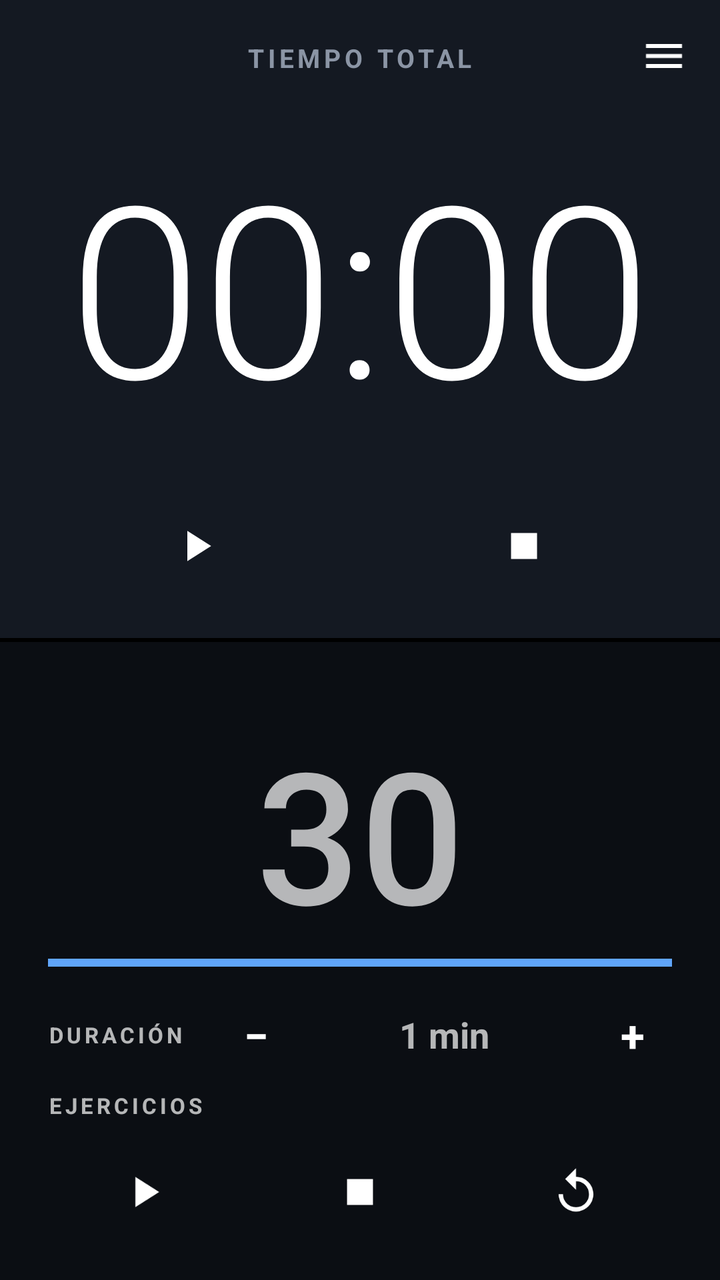
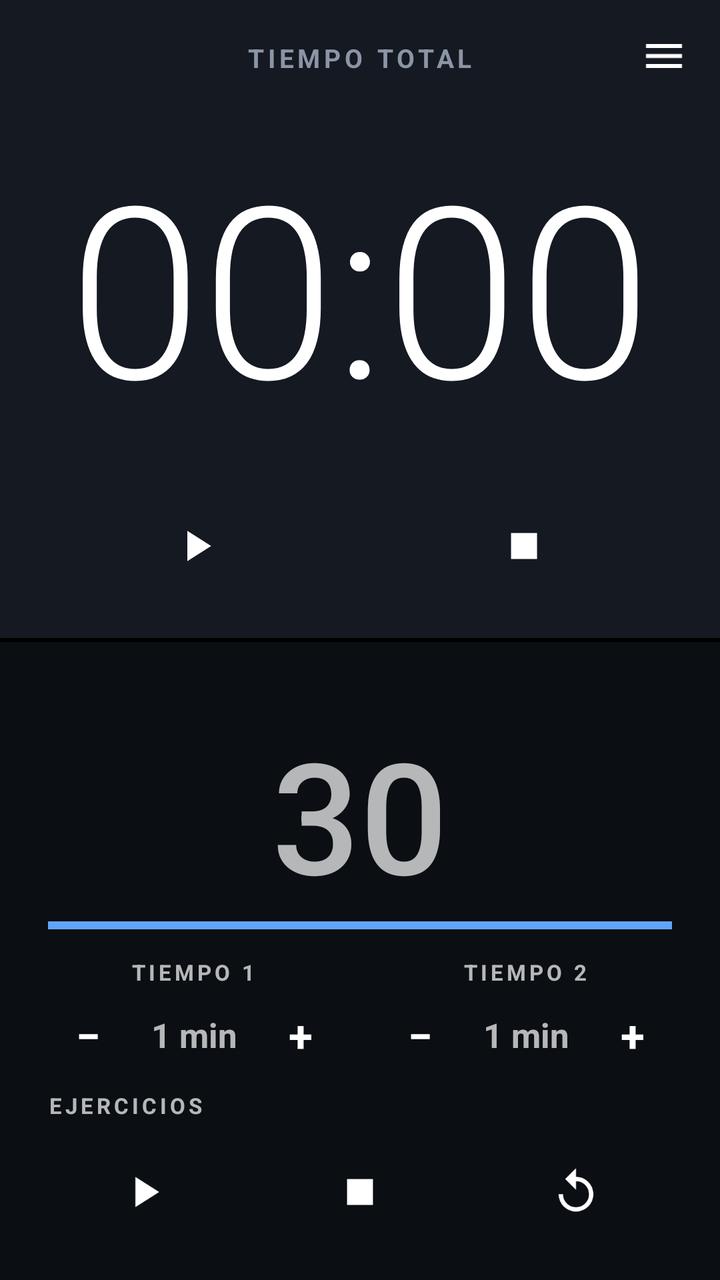

An Android layout rendered at two revisions. The XML below is the earlier revision; the diff shows what the commit changed to produce the second picture.
<!-- AndroidManifest.xml: application theme AppTheme -->
<!-- res/layout/activity_main.xml -->
<?xml version="1.0" encoding="utf-8"?>
<FrameLayout xmlns:android="http://schemas.android.com/apk/res/android"
    android:id="@+id/root"
    android:layout_width="match_parent"
    android:layout_height="match_parent">

<LinearLayout
    android:layout_width="match_parent"
    android:layout_height="match_parent"
    android:orientation="vertical">

    
    <FrameLayout
        android:id="@+id/topHalf"
        android:layout_width="match_parent"
        android:layout_height="0dp"
        android:layout_weight="1"
        android:background="@color/top_bg">

        
        <LinearLayout
            android:id="@+id/topRunning"
            android:layout_width="match_parent"
            android:layout_height="match_parent"
            android:gravity="center_horizontal"
            android:orientation="vertical"
            android:paddingStart="24dp"
            android:paddingTop="20dp"
            android:paddingEnd="24dp"
            android:paddingBottom="20dp">

            <TextView
                style="@style/SmallCaption"
                android:text="TIEMPO TOTAL"
                android:textColor="@color/muted"
                android:textSize="13sp" />

            <TextView
                android:id="@+id/totalTime"
                android:layout_width="match_parent"
                android:layout_height="0dp"
                android:layout_weight="1"
                android:autoSizeMaxTextSize="120sp"
                android:autoSizeMinTextSize="36sp"
                android:autoSizeTextType="uniform"
                android:fontFamily="sans-serif-light"
                android:fontFeatureSettings="tnum"
                android:gravity="center"
                android:maxLines="1"
                android:text="00:00"
                android:textColor="#FFFFFF" />

            <LinearLayout
                android:layout_width="match_parent"
                android:layout_height="wrap_content"
                android:orientation="horizontal">

                <ImageView
                    android:id="@+id/totalPlay"
                    style="@style/IconButton"
                    android:layout_width="0dp"
                    android:layout_weight="1"
                    android:layout_marginEnd="8dp"
                    android:contentDescription="Iniciar o pausar"
                    android:src="@drawable/ic_play" />

                <ImageView
                    android:id="@+id/totalStop"
                    style="@style/IconButton"
                    android:layout_width="0dp"
                    android:layout_weight="1"
                    android:layout_marginStart="8dp"
                    android:contentDescription="Finalizar"
                    android:src="@drawable/ic_stop" />
            </LinearLayout>
        </LinearLayout>

        
        <LinearLayout
            android:id="@+id/topSummary"
            android:layout_width="match_parent"
            android:layout_height="match_parent"
            android:gravity="center"
            android:orientation="vertical"
            android:paddingStart="20dp"
            android:paddingEnd="20dp"
            android:visibility="gone">

            <TextView
                style="@style/SmallCaption"
                android:text="RUTINA FINALIZADA"
                android:textColor="@color/muted"
                android:textSize="13sp" />

            <LinearLayout
                android:layout_width="match_parent"
                android:layout_height="wrap_content"
                android:layout_marginTop="12dp"
                android:orientation="horizontal">

                <LinearLayout
                    android:layout_width="0dp"
                    android:layout_height="wrap_content"
                    android:layout_weight="1"
                    android:layout_marginEnd="6dp"
                    android:background="@drawable/card_bg"
                    android:gravity="center"
                    android:orientation="vertical"
                    android:padding="12dp">

                    <TextView
                        style="@style/SmallCaption"
                        android:text="TOTAL"
                        android:textColor="#60A5FA" />

                    <TextView
                        android:id="@+id/summaryTotal"
                        android:layout_width="match_parent"
                        android:layout_height="48dp"
                        android:autoSizeMaxTextSize="40sp"
                        android:autoSizeMinTextSize="18sp"
                        android:autoSizeTextType="uniform"
                        android:fontFamily="sans-serif-light"
                        android:fontFeatureSettings="tnum"
                        android:gravity="center"
                        android:maxLines="1"
                        android:text="00:00"
                        android:textColor="#FFFFFF" />
                </LinearLayout>

                <LinearLayout
                    android:layout_width="0dp"
                    android:layout_height="wrap_content"
                    android:layout_weight="1"
                    android:layout_marginStart="6dp"
                    android:background="@drawable/card_bg"
                    android:gravity="center"
                    android:orientation="vertical"
                    android:padding="12dp">

                    <TextView
                        style="@style/SmallCaption"
                        android:text="INTERVALO"
                        android:textColor="#2DD4BF" />

                    <TextView
                        android:id="@+id/summaryInterval"
                        android:layout_width="match_parent"
                        android:layout_height="48dp"
                        android:autoSizeMaxTextSize="40sp"
                        android:autoSizeMinTextSize="18sp"
                        android:autoSizeTextType="uniform"
                        android:fontFamily="sans-serif-light"
                        android:fontFeatureSettings="tnum"
                        android:gravity="center"
                        android:maxLines="1"
                        android:text="30"
                        android:textColor="#FFFFFF" />
                </LinearLayout>
            </LinearLayout>

            <LinearLayout
                android:layout_width="match_parent"
                android:layout_height="wrap_content"
                android:layout_marginTop="16dp"
                android:orientation="horizontal">

                <TextView
                    android:layout_width="0dp"
                    android:layout_height="wrap_content"
                    android:layout_weight="1"
                    android:text="Tiempo total"
                    android:textColor="@color/muted"
                    android:textSize="16sp" />

                <TextView
                    android:id="@+id/detailTotal"
                    android:layout_width="wrap_content"
                    android:layout_height="wrap_content"
                    android:fontFeatureSettings="tnum"
                    android:textColor="#FFFFFF"
                    android:textSize="16sp"
                    android:textStyle="bold" />
            </LinearLayout>

            <LinearLayout
                android:layout_width="match_parent"
                android:layout_height="wrap_content"
                android:layout_marginTop="8dp"
                android:orientation="horizontal">

                <TextView
                    android:layout_width="0dp"
                    android:layout_height="wrap_content"
                    android:layout_weight="1"
                    android:text="Rondas"
                    android:textColor="@color/muted"
                    android:textSize="16sp" />

                <TextView
                    android:id="@+id/detailRounds"
                    android:layout_width="wrap_content"
                    android:layout_height="wrap_content"
                    android:fontFeatureSettings="tnum"
                    android:textColor="#FFFFFF"
                    android:textSize="16sp"
                    android:textStyle="bold" />
            </LinearLayout>

            <TextView
                android:id="@+id/detailConfig"
                android:layout_width="match_parent"
                android:layout_height="wrap_content"
                android:layout_marginTop="8dp"
                android:textColor="@color/muted"
                android:textSize="13sp" />
        </LinearLayout>

        <ImageView
            android:id="@+id/menuButton"
            android:layout_width="48dp"
            android:layout_height="48dp"
            android:layout_gravity="top|end"
            android:layout_marginTop="4dp"
            android:layout_marginEnd="4dp"
            android:background="?android:attr/selectableItemBackgroundBorderless"
            android:contentDescription="Historial"
            android:padding="12dp"
            android:src="@drawable/ic_menu"
            android:tint="#FFFFFF" />
    </FrameLayout>

    <View
        android:layout_width="match_parent"
        android:layout_height="2dp"
        android:background="#000000" />

    
    <LinearLayout
        android:id="@+id/bottomHalf"
        android:layout_width="match_parent"
        android:layout_height="0dp"
        android:layout_weight="1"
        android:gravity="center_horizontal"
        android:orientation="vertical"
        android:paddingStart="24dp"
        android:paddingTop="14dp"
        android:paddingEnd="24dp"
        android:paddingBottom="18dp">

        <LinearLayout
            android:layout_width="match_parent"
            android:layout_height="wrap_content"
            android:orientation="horizontal">

            <TextView
                android:id="@+id/exerciseLabel"
                android:layout_width="0dp"
                android:layout_height="wrap_content"
                android:layout_weight="1"
                android:letterSpacing="0.15"
                android:textSize="15sp"
                android:textStyle="bold" />

            <TextView
                android:id="@+id/roundLabel"
                android:layout_width="wrap_content"
                android:layout_height="wrap_content"
                android:letterSpacing="0.15"
                android:textSize="15sp"
                android:textStyle="bold" />
        </LinearLayout>

        <TextView
            android:id="@+id/intervalTime"
            android:layout_width="match_parent"
            android:layout_height="0dp"
            android:layout_weight="1"
            android:autoSizeMaxTextSize="180sp"
            android:autoSizeMinTextSize="28sp"
            android:autoSizeTextType="uniform"
            android:fontFamily="sans-serif-medium"
            android:fontFeatureSettings="tnum"
            android:gravity="center"
            android:maxLines="1"
            android:text="30" />

        <ProgressBar
            android:id="@+id/intervalProgress"
            style="@android:style/Widget.Material.ProgressBar.Horizontal"
            android:layout_width="match_parent"
            android:layout_height="8dp"
            android:layout_marginBottom="12dp"
            android:max="1000"
            android:progress="1000" />

        
        <LinearLayout
            android:id="@+id/configBox"
            android:layout_width="match_parent"
            android:layout_height="wrap_content"
            android:orientation="vertical">

            <LinearLayout
                android:layout_width="match_parent"
                android:layout_height="wrap_content"
                android:gravity="center_vertical"
                android:orientation="horizontal">

                <TextView
                    android:id="@+id/captionDuration"
                    style="@style/SmallCaption"
                    android:layout_width="84dp"
                    android:text="DURACIÓN" />

                <TextView
                    android:id="@+id/minMinus"
                    style="@style/PillButton"
                    android:layout_width="40dp"
                    android:contentDescription="Un minuto menos"
                    android:text="−"
                    android:textSize="22sp" />

                <TextView
                    android:id="@+id/minValue"
                    android:layout_width="0dp"
                    android:layout_height="40dp"
                    android:layout_weight="1"
                    android:fontFeatureSettings="tnum"
                    android:gravity="center"
                    android:text="1 min"
                    android:textSize="18sp"
                    android:textStyle="bold" />

                <TextView
                    android:id="@+id/minPlus"
                    style="@style/PillButton"
                    android:layout_width="40dp"
                    android:contentDescription="Un minuto más"
                    android:text="+"
                    android:textSize="22sp" />
            </LinearLayout>

            <LinearLayout
                android:id="@+id/exerciseRow"
                android:layout_width="match_parent"
                android:layout_height="wrap_content"
                android:layout_marginTop="8dp"
                android:layout_marginBottom="10dp"
                android:gravity="center_vertical"
                android:orientation="horizontal">

                <TextView
                    android:id="@+id/captionExercises"
                    style="@style/SmallCaption"
                    android:layout_width="84dp"
                    android:text="EJERCICIOS" />
                
            </LinearLayout>
        </LinearLayout>

        <LinearLayout
            android:layout_width="match_parent"
            android:layout_height="wrap_content"
            android:orientation="horizontal">

            <ImageView
                android:id="@+id/intervalPlay"
                style="@style/IconButton"
                android:layout_width="0dp"
                android:layout_weight="1"
                android:layout_marginEnd="6dp"
                android:contentDescription="Iniciar o pausar"
                android:src="@drawable/ic_play" />

            <ImageView
                android:id="@+id/intervalStop"
                style="@style/IconButton"
                android:layout_width="0dp"
                android:layout_weight="1"
                android:layout_marginStart="6dp"
                android:layout_marginEnd="6dp"
                android:contentDescription="Finalizar"
                android:src="@drawable/ic_stop" />

            <ImageView
                android:id="@+id/intervalReset"
                style="@style/IconButton"
                android:layout_width="0dp"
                android:layout_weight="1"
                android:layout_marginStart="6dp"
                android:contentDescription="Reiniciar bloque"
                android:src="@drawable/ic_replay" />
        </LinearLayout>
    </LinearLayout>
</LinearLayout>

    
    <View
        android:id="@+id/scrim"
        android:layout_width="match_parent"
        android:layout_height="match_parent"
        android:alpha="0"
        android:background="#B3000000"
        android:clickable="true"
        android:visibility="gone" />

    <LinearLayout
        android:id="@+id/drawer"
        android:layout_width="310dp"
        android:layout_height="match_parent"
        android:layout_gravity="end"
        android:background="@color/top_bg"
        android:clickable="true"
        android:elevation="16dp"
        android:orientation="vertical"
        android:visibility="gone">

        <LinearLayout
            android:layout_width="match_parent"
            android:layout_height="56dp"
            android:gravity="center_vertical"
            android:orientation="horizontal"
            android:paddingStart="20dp"
            android:paddingEnd="4dp">

            <TextView
                android:layout_width="0dp"
                android:layout_height="wrap_content"
                android:layout_weight="1"
                android:text="Historial"
                android:textColor="#FFFFFF"
                android:textSize="20sp"
                android:textStyle="bold" />

            <ImageView
                android:id="@+id/drawerClose"
                android:layout_width="48dp"
                android:layout_height="48dp"
                android:background="?android:attr/selectableItemBackgroundBorderless"
                android:contentDescription="Cerrar"
                android:padding="12dp"
                android:src="@drawable/ic_close"
                android:tint="#FFFFFF" />
        </LinearLayout>

        <ScrollView
            android:layout_width="match_parent"
            android:layout_height="0dp"
            android:layout_weight="1">

            <LinearLayout
                android:id="@+id/historyList"
                android:layout_width="match_parent"
                android:layout_height="wrap_content"
                android:orientation="vertical"
                android:paddingStart="16dp"
                android:paddingEnd="16dp"
                android:paddingBottom="16dp" />
        </ScrollView>
    </LinearLayout>
</FrameLayout>
<!-- resources referenced by this layout -->
<resources>
  <color name="muted">#8B95A5</color>
  <color name="top_bg">#141922</color>
  <!-- drawable card_bg (drawable) -->
  <?xml version="1.0" encoding="utf-8"?>
  <shape xmlns:android="http://schemas.android.com/apk/res/android" android:shape="rectangle">
      <solid android:color="#1F2631" />
      <corners android:radius="16dp" />
  </shape>
  <!-- drawable ic_close (drawable) -->
  <?xml version="1.0" encoding="utf-8"?>
  <vector xmlns:android="http://schemas.android.com/apk/res/android"
      android:width="24dp" android:height="24dp"
      android:viewportWidth="24" android:viewportHeight="24">
      <path android:fillColor="#FFFFFF" android:pathData="M19,6.41L17.59,5 12,10.59 6.41,5 5,6.41 10.59,12 5,17.59 6.41,19 12,13.41 17.59,19 19,17.59 13.41,12z" />
  </vector>
  <!-- drawable ic_menu (drawable) -->
  <?xml version="1.0" encoding="utf-8"?>
  <vector xmlns:android="http://schemas.android.com/apk/res/android"
      android:width="24dp" android:height="24dp"
      android:viewportWidth="24" android:viewportHeight="24">
      <path android:fillColor="#FFFFFF" android:pathData="M3,18h18v-2H3v2zM3,13h18v-2H3v2zM3,6v2h18V6H3z" />
  </vector>
  <!-- drawable ic_play (drawable) -->
  <?xml version="1.0" encoding="utf-8"?>
  <vector xmlns:android="http://schemas.android.com/apk/res/android"
      android:width="24dp" android:height="24dp"
      android:viewportWidth="24" android:viewportHeight="24">
      <path android:fillColor="#FFFFFF" android:pathData="M8,5v14l11,-7z" />
  </vector>
  <!-- drawable ic_replay (drawable) -->
  <?xml version="1.0" encoding="utf-8"?>
  <vector xmlns:android="http://schemas.android.com/apk/res/android"
      android:width="24dp" android:height="24dp"
      android:viewportWidth="24" android:viewportHeight="24">
      <path android:fillColor="#FFFFFF" android:pathData="M12,5V1L7,6l5,5V7c3.31,0 6,2.69 6,6s-2.69,6 -6,6 -6,-2.69 -6,-6H4c0,4.42 3.58,8 8,8s8,-3.58 8,-8 -3.58,-8 -8,-8z" />
  </vector>
  <!-- drawable ic_stop (drawable) -->
  <?xml version="1.0" encoding="utf-8"?>
  <vector xmlns:android="http://schemas.android.com/apk/res/android"
      android:width="24dp" android:height="24dp"
      android:viewportWidth="24" android:viewportHeight="24">
      <path android:fillColor="#FFFFFF" android:pathData="M6,6h12v12H6z" />
  </vector>
  <style name="IconButton">
          <item name="android:layout_height">52dp</item>
          <item name="android:padding">13dp</item>
          <item name="android:scaleType">fitCenter</item>
          <item name="android:clickable">true</item>
          <item name="android:focusable">true</item>
      </style>
  <style name="PillButton">
          <item name="android:layout_height">40dp</item>
          <item name="android:gravity">center</item>
          <item name="android:clickable">true</item>
          <item name="android:focusable">true</item>
          <item name="android:textSize">15sp</item>
          <item name="android:textStyle">bold</item>
          <item name="android:letterSpacing">0.08</item>
          <item name="android:textColor">#FFFFFF</item>
      </style>
  <style name="SmallCaption">
          <item name="android:layout_width">wrap_content</item>
          <item name="android:layout_height">wrap_content</item>
          <item name="android:letterSpacing">0.15</item>
          <item name="android:textSize">11sp</item>
          <item name="android:textStyle">bold</item>
      </style>
  <style name="AppTheme" parent="android:Theme.Material.NoActionBar">
          <item name="android:windowBackground">@color/bg</item>
          <item name="android:statusBarColor">@android:color/transparent</item>
          <item name="android:navigationBarColor">@android:color/transparent</item>
          <item name="android:colorAccent">#60A5FA</item>
      </style>
  <color name="bg">#0B0E13</color>
</resources>

<!-- the commit's change to res/layout/activity_main.xml (unified diff, before → after) -->
@@ -304,41 +304,107 @@
             <LinearLayout
                 android:layout_width="match_parent"
                 android:layout_height="wrap_content"
-                android:gravity="center_vertical"
                 android:orientation="horizontal">
 
-                <TextView
-                    android:id="@+id/captionDuration"
-                    style="@style/SmallCaption"
-                    android:layout_width="84dp"
-                    android:text="DURACIÓN" />
-
-                <TextView
-                    android:id="@+id/minMinus"
-                    style="@style/PillButton"
-                    android:layout_width="40dp"
-                    android:contentDescription="Un minuto menos"
-                    android:text="−"
-                    android:textSize="22sp" />
-
-                <TextView
-                    android:id="@+id/minValue"
-                    android:layout_width="0dp"
-                    android:layout_height="40dp"
-                    android:layout_weight="1"
-                    android:fontFeatureSettings="tnum"
-                    android:gravity="center"
-                    android:text="1 min"
-                    android:textSize="18sp"
-                    android:textStyle="bold" />
-
-                <TextView
-                    android:id="@+id/minPlus"
-                    style="@style/PillButton"
-                    android:layout_width="40dp"
-                    android:contentDescription="Un minuto más"
-                    android:text="+"
-                    android:textSize="22sp" />
+                <LinearLayout
+                    android:layout_width="0dp"
+                    android:layout_height="wrap_content"
+                    android:layout_weight="1"
+                    android:layout_marginEnd="10dp"
+                    android:orientation="vertical">
+
+                    <TextView
+                        android:id="@+id/captionA"
+                        style="@style/SmallCaption"
+                        android:layout_gravity="center_horizontal"
+                        android:layout_marginBottom="4dp"
+                        android:text="TIEMPO 1" />
+
+                    <LinearLayout
+                        android:layout_width="match_parent"
+                        android:layout_height="wrap_content"
+                        android:gravity="center_vertical"
+                        android:orientation="horizontal">
+
+                        <TextView
+                            android:id="@+id/minusA"
+                            style="@style/PillButton"
+                            android:layout_width="40dp"
+                            android:contentDescription="Un minuto menos"
+                            android:text="−"
+                            android:textSize="22sp" />
+
+                        <TextView
+                            android:id="@+id/valueA"
+                            android:layout_width="0dp"
+                            android:layout_height="40dp"
+                            android:layout_weight="1"
+                            android:fontFeatureSettings="tnum"
+                            android:gravity="center"
+                            android:maxLines="1"
+                            android:text="1 min"
+                            android:textSize="17sp"
+                            android:textStyle="bold" />
+
+                        <TextView
+                            android:id="@+id/plusA"
+                            style="@style/PillButton"
+                            android:layout_width="40dp"
+                            android:contentDescription="Un minuto más"
+                            android:text="+"
+                            android:textSize="22sp" />
+                    </LinearLayout>
+                </LinearLayout>
+
+                <LinearLayout
+                    android:layout_width="0dp"
+                    android:layout_height="wrap_content"
+                    android:layout_weight="1"
+                    android:layout_marginStart="10dp"
+                    android:orientation="vertical">
+
+                    <TextView
+                        android:id="@+id/captionB"
+                        style="@style/SmallCaption"
+                        android:layout_gravity="center_horizontal"
+                        android:layout_marginBottom="4dp"
+                        android:text="TIEMPO 2" />
+
+                    <LinearLayout
+                        android:layout_width="match_parent"
+                        android:layout_height="wrap_content"
+                        android:gravity="center_vertical"
+                        android:orientation="horizontal">
+
+                        <TextView
+                            android:id="@+id/minusB"
+                            style="@style/PillButton"
+                            android:layout_width="40dp"
+                            android:contentDescription="Un minuto menos"
+                            android:text="−"
+                            android:textSize="22sp" />
+
+                        <TextView
+                            android:id="@+id/valueB"
+                            android:layout_width="0dp"
+                            android:layout_height="40dp"
+                            android:layout_weight="1"
+                            android:fontFeatureSettings="tnum"
+                            android:gravity="center"
+                            android:maxLines="1"
+                            android:text="1 min"
+                            android:textSize="17sp"
+                            android:textStyle="bold" />
+
+                        <TextView
+                            android:id="@+id/plusB"
+                            style="@style/PillButton"
+                            android:layout_width="40dp"
+                            android:contentDescription="Un minuto más"
+                            android:text="+"
+                            android:textSize="22sp" />
+                    </LinearLayout>
+                </LinearLayout>
             </LinearLayout>
 
             <LinearLayout
